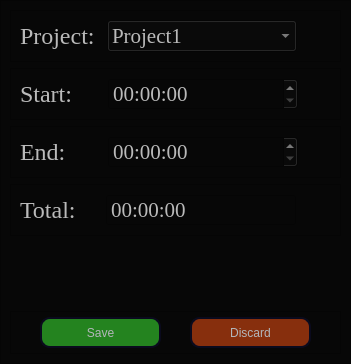
Before: the Qt Designer form gui/qtProjects/modifyRecord.ui in gyulii/EffiSync, drawn with Qt 5.
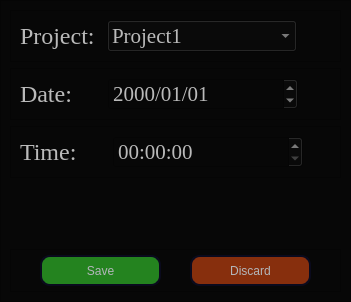
After: the same form once the commit is applied.

Commit message: modifyRecord - Project name (booking_item) updates

Patch:
```diff
--- a/gui/qtProjects/modifyRecord.ui
+++ b/gui/qtProjects/modifyRecord.ui
@@ -7,7 +7,7 @@
     <x>0</x>
     <y>0</y>
     <width>351</width>
-    <height>364</height>
+    <height>302</height>
    </rect>
   </property>
   <property name="windowTitle">
@@ -143,70 +143,7 @@
          <enum>QFrame::StyledPanel</enum>
         </property>
         <property name="frameShadow">
-         <enum>QFrame::Raised</enum>
-        </property>
-        <layout class="QHBoxLayout" name="horizontalLayout_2">
-         <item>
-          <widget class="QLabel" name="startLabel">
-           <property name="minimumSize">
-            <size>
-             <width>0</width>
-             <height>31</height>
-            </size>
-           </property>
-           <property name="font">
-            <font>
-             <family>Times New Roman</family>
-             <pointsize>18</pointsize>
-            </font>
-           </property>
-           <property name="text">
-            <string>Start:     </string>
-           </property>
-          </widget>
-         </item>
-         <item>
-          <widget class="QTimeEdit" name="startTime">
-           <property name="minimumSize">
-            <size>
-             <width>190</width>
-             <height>31</height>
-            </size>
-           </property>
-           <property name="font">
-            <font>
-             <family>Times New Roman</family>
-             <pointsize>16</pointsize>
-            </font>
-           </property>
-          </widget>
-         </item>
-         <item>
-          <spacer name="horizontalSpacer_2">
-           <property name="orientation">
-            <enum>Qt::Horizontal</enum>
-           </property>
-           <property name="sizeHint" stdset="0">
-            <size>
-             <width>40</width>
-             <height>20</height>
-            </size>
-           </property>
-          </spacer>
-         </item>
-        </layout>
-       </widget>
-      </item>
-      <item>
-       <widget class="QFrame" name="endFrame">
-        <property name="styleSheet">
-         <string notr="true">color: rgb(186, 186, 186);</string>
-        </property>
-        <property name="frameShape">
-         <enum>QFrame::StyledPanel</enum>
-        </property>
-        <property name="frameShadow">
-         <enum>QFrame::Raised</enum>
+         <enum>QFrame::Shadow::Raised</enum>
         </property>
         <layout class="QHBoxLayout" name="horizontalLayout_3">
          <item>
@@ -224,12 +161,12 @@
             </font>
            </property>
            <property name="text">
-            <string>End:      </string>
+            <string>Date:     </string>
            </property>
           </widget>
          </item>
          <item>
-          <widget class="QTimeEdit" name="endTime">
+          <widget class="QDateEdit" name="workDate">
            <property name="minimumSize">
             <size>
              <width>190</width>
@@ -242,6 +179,16 @@
              <pointsize>16</pointsize>
             </font>
            </property>
+           <property name="displayFormat">
+            <string>yyyy/MM/dd</string>
+           </property>
+           <property name="date">
+            <date>
+             <year>2000</year>
+             <month>1</month>
+             <day>1</day>
+            </date>
+           </property>
           </widget>
          </item>
          <item>
@@ -273,7 +220,10 @@
         </property>
         <layout class="QHBoxLayout" name="horizontalLayout_4">
          <item>
-          <widget class="QLabel" name="totalLabel">
+          <widget class="QLabel" name="timeLabel">
+           <property name="enabled">
+            <bool>true</bool>
+           </property>
            <property name="minimumSize">
             <size>
              <width>0</width>
@@ -287,7 +237,7 @@
             </font>
            </property>
            <property name="text">
-            <string>Total:    </string>
+            <string>Time:     </string>
            </property>
           </widget>
          </item>
@@ -306,10 +256,10 @@
             </font>
            </property>
            <property name="readOnly">
-            <bool>true</bool>
+            <bool>false</bool>
            </property>
            <property name="buttonSymbols">
-            <enum>QAbstractSpinBox::NoButtons</enum>
+            <enum>QAbstractSpinBox::ButtonSymbols::UpDownArrows</enum>
            </property>
           </widget>
          </item>
```
Left out of the diff: 38 changed lines with no effect on the pictures. The commit also changes 6 other files.
